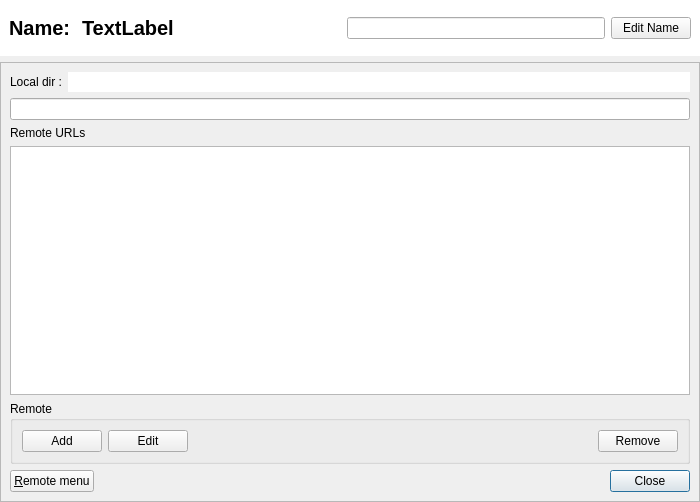
The window that src/RepositoryPropertyDialog.ui (soramimi/Guitar) describes before a commit, drawn with Qt 5.
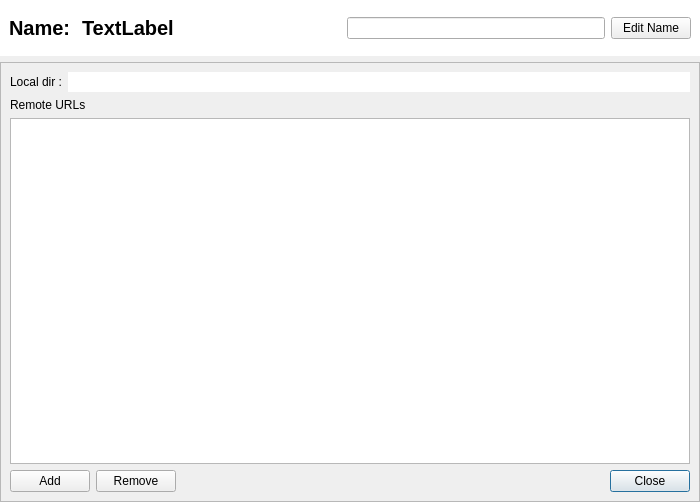
The same window after the commit. Custom widgets are drawn as their Qt base class.

What changed in the file:
```diff
--- a/src/RepositoryPropertyDialog.ui
+++ b/src/RepositoryPropertyDialog.ui
@@ -150,9 +150,6 @@
         </item>
        </layout>
       </item>
-      <item>
-       <widget class="QLineEdit" name="lineEdit_remote_url"/>
-      </item>
       <item>
        <widget class="QLabel" name="label">
         <property name="text">
@@ -164,11 +161,7 @@
        <widget class="RemoteRepositoriesTableWidget" name="tableWidget"/>
       </item>
       <item>
-       <widget class="QGroupBox" name="groupBox_remote">
-        <property name="title">
-         <string>Remote</string>
-        </property>
-        <layout class="QHBoxLayout" name="horizontalLayout_3">
+       <layout class="QHBoxLayout" name="horizontalLayout_2">
          <item>
           <widget class="QPushButton" name="pushButton_remote_add">
            <property name="text">
@@ -176,26 +169,6 @@
            </property>
           </widget>
          </item>
-         <item>
-          <widget class="QPushButton" name="pushButton_remote_edit">
-           <property name="text">
-            <string>Edit</string>
-           </property>
-          </widget>
-         </item>
-         <item>
-          <spacer name="horizontalSpacer_2">
-           <property name="orientation">
-            <enum>Qt::Orientation::Horizontal</enum>
-           </property>
-           <property name="sizeHint" stdset="0">
-            <size>
-             <width>118</width>
-             <height>20</height>
-            </size>
-           </property>
-          </spacer>
-         </item>
          <item>
           <widget class="QPushButton" name="pushButton_remote_remove">
            <property name="text">
@@ -203,18 +176,6 @@
            </property>
           </widget>
          </item>
-        </layout>
-       </widget>
-      </item>
-      <item>
-       <layout class="QHBoxLayout" name="horizontalLayout_2">
-        <item>
-         <widget class="QPushButton" name="pushButton_remote_menu">
-          <property name="text">
-           <string>&amp;Remote menu</string>
-          </property>
-         </widget>
-        </item>
         <item>
          <spacer name="horizontalSpacer">
           <property name="orientation">
```
Left out of the diff: 2 changed lines with no effect on the pictures. Lines whose indentation alone changed are shown as unchanged.
